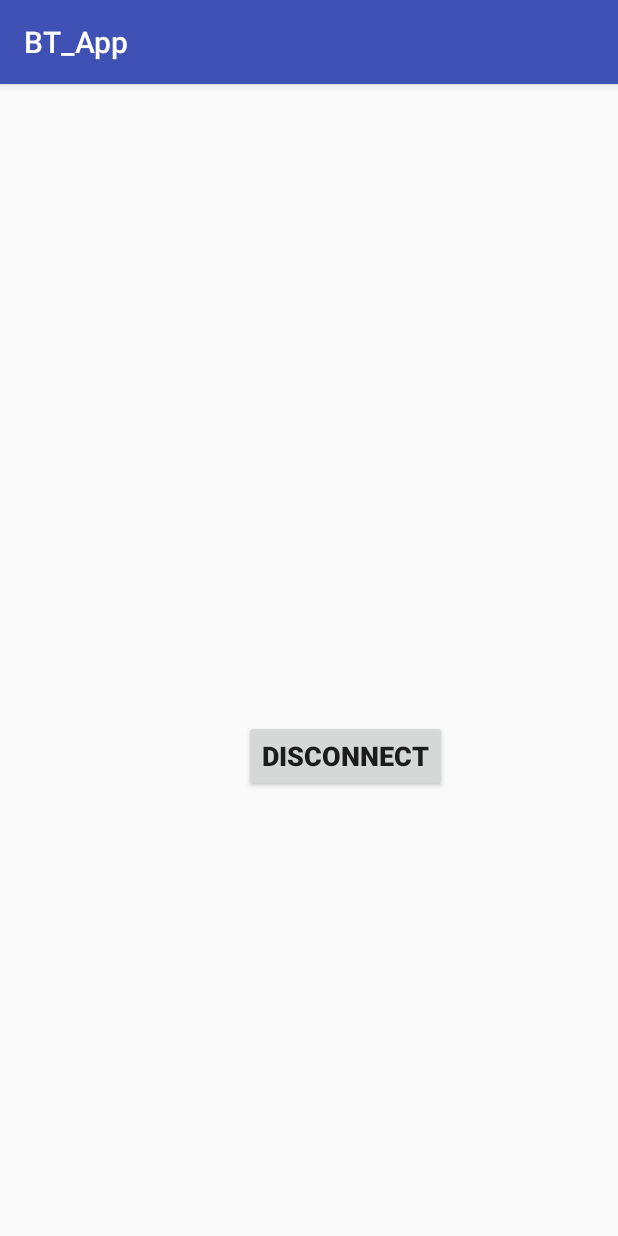
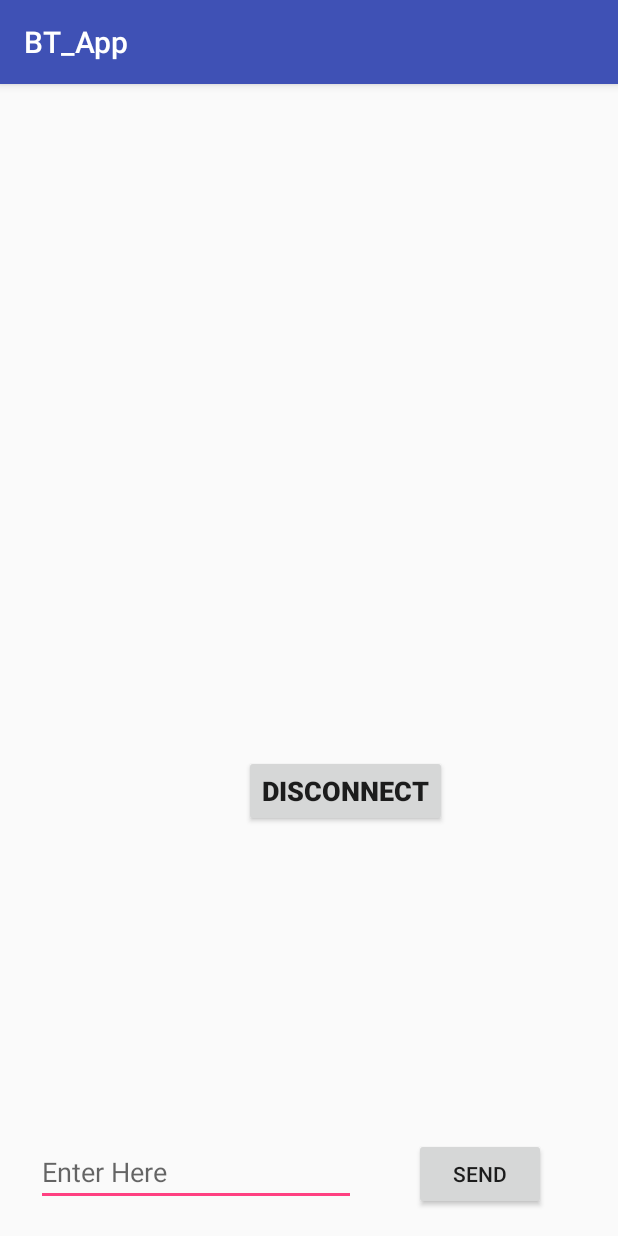
Before and after one commit to sahilgarg8901/BT_com, an Android app: the ControlActivity screen opened directly, with no data from a screen before it, on a phone screen of 412 x 824 dp. Run offline under Robolectric (Android 15) with nearby library versions, the phone set to English and light mode, and no system bars; libraries missing offline, so code that uses them is left out: yuku.ambilwarna; 4 statements that could not run were skipped.

Commit message:
send text feature added

```diff
--- a/BT_App/app/src/main/java/com/example/sahil/bt_app/ControlActivity.kt
+++ b/BT_App/app/src/main/java/com/example/sahil/bt_app/ControlActivity.kt
@@ -45,6 +45,12 @@ class ControlActivity : AppCompatActivity() {
         }
 
         DisconnectButton.setOnClickListener{ disconnect() }
+
+        sendCommandBtn.setOnClickListener {
+            if(!CommandBox.text.isEmpty()){
+                sendCommand(CommandBox.text.toString())
+            }
+        }
 
     }
     // Defaualt Baud Rate for Bluetooth 4.0 is -> "38400".
--- a/BT_App/app/src/main/res/layout/activity_control.xml
+++ b/BT_App/app/src/main/res/layout/activity_control.xml
@@ -42,7 +42,7 @@
         android:id="@+id/DisconnectButton"
         android:layout_width="wrap_content"
         android:layout_height="wrap_content"
-        android:layout_marginBottom="120dp"
+        android:layout_marginBottom="8dp"
         android:layout_marginEnd="100dp"
         android:layout_marginStart="148dp"
         android:layout_marginTop="50dp"
@@ -50,7 +50,7 @@
         android:textAlignment="center"
         android:textSize="18sp"
         android:textStyle="bold"
-        app:layout_constraintBottom_toBottomOf="parent"
+        app:layout_constraintBottom_toTopOf="@+id/CommandBox"
         app:layout_constraintEnd_toEndOf="parent"
         app:layout_constraintStart_toStartOf="parent"
         app:layout_constraintTop_toBottomOf="@+id/OffButton" />
@@ -64,4 +64,28 @@
         app:layout_constraintEnd_toEndOf="@+id/OnButton"
         app:layout_constraintStart_toStartOf="@+id/OnButton"
         app:layout_constraintTop_toTopOf="parent" />
+
+    <EditText
+        android:id="@+id/CommandBox"
+        android:layout_width="wrap_content"
+        android:layout_height="wrap_content"
+        android:layout_marginBottom="20dp"
+        android:layout_marginStart="24dp"
+        android:ems="10"
+        android:hint="@string/enterHere"
+        android:inputType="text|textPersonName"
+        app:layout_constraintBottom_toBottomOf="parent"
+        app:layout_constraintStart_toStartOf="parent" />
+
+    <Button
+        android:id="@+id/sendCommandBtn"
+        android:layout_width="wrap_content"
+        android:layout_height="wrap_content"
+        android:layout_marginBottom="17dp"
+        android:layout_marginEnd="17dp"
+        android:layout_marginStart="8dp"
+        android:text="@string/send"
+        app:layout_constraintBottom_toBottomOf="parent"
+        app:layout_constraintEnd_toEndOf="parent"
+        app:layout_constraintStart_toEndOf="@+id/CommandBox" />
 </android.support.constraint.ConstraintLayout>
--- a/BT_App/app/src/main/res/values/strings.xml
+++ b/BT_App/app/src/main/res/values/strings.xml
@@ -5,4 +5,6 @@
     <string name="disconnect">DISCONNECT</string>
     <string name="on">ON</string>
     <string name="setcolor">SET COLOR</string>
+    <string name="enterHere">Enter Here</string>
+    <string name="send">Send</string>
 </resources>
```
